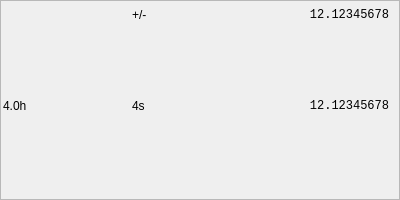
Qt form market.ui (frans-fuerst/ticker) before a commit.
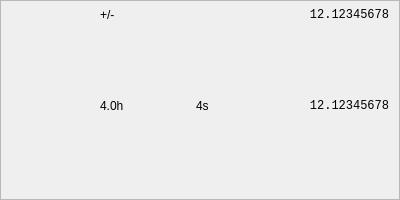
The same form after that commit.

Commit message: show coin names

```diff
--- a/market.ui
+++ b/market.ui
@@ -61,7 +61,7 @@
         <property name="spacing">
          <number>0</number>
         </property>
-        <item row="0" column="2">
+        <item row="0" column="3">
          <widget class="QLabel" name="lbl_rate_vema">
           <property name="font">
            <font>
@@ -78,6 +78,50 @@
           </property>
          </widget>
         </item>
+        <item row="1" column="3">
+         <widget class="QLabel" name="lbl_rate">
+          <property name="font">
+           <font>
+            <family>Monospace</family>
+            <weight>50</weight>
+            <bold>false</bold>
+           </font>
+          </property>
+          <property name="text">
+           <string>12.12345678</string>
+          </property>
+          <property name="alignment">
+           <set>Qt::AlignRight|Qt::AlignTrailing|Qt::AlignVCenter</set>
+          </property>
+         </widget>
+        </item>
+        <item row="1" column="1">
+         <widget class="QLabel" name="lbl_duration">
+          <property name="text">
+           <string>4.0h</string>
+          </property>
+         </widget>
+        </item>
+        <item row="1" column="2">
+         <widget class="QLabel" name="lbl_age">
+          <property name="text">
+           <string>4s</string>
+          </property>
+         </widget>
+        </item>
+        <item row="1" column="0">
+         <widget class="QLabel" name="lbl_currencies">
+          <property name="font">
+           <font>
+            <family>PT Sans Narrow</family>
+            <pointsize>9</pointsize>
+           </font>
+          </property>
+          <property name="text">
+           <string/>
+          </property>
+         </widget>
+        </item>
         <item row="0" column="0">
          <widget class="QLabel" name="lbl_market">
           <property name="maximumSize">
@@ -97,38 +141,7 @@
           </property>
          </widget>
         </item>
-        <item row="1" column="2">
-         <widget class="QLabel" name="lbl_rate">
-          <property name="font">
-           <font>
-            <family>Monospace</family>
-            <weight>50</weight>
-            <bold>false</bold>
-           </font>
-          </property>
-          <property name="text">
-           <string>12.12345678</string>
-          </property>
-          <property name="alignment">
-           <set>Qt::AlignRight|Qt::AlignTrailing|Qt::AlignVCenter</set>
-          </property>
-         </widget>
-        </item>
-        <item row="1" column="0">
-         <widget class="QLabel" name="lbl_duration">
-          <property name="text">
-           <string>4.0h</string>
-          </property>
-         </widget>
-        </item>
-        <item row="1" column="1">
-         <widget class="QLabel" name="lbl_age">
-          <property name="text">
-           <string>4s</string>
-          </property>
-         </widget>
-        </item>
-        <item row="0" column="1">
+        <item row="0" column="1" colspan="2">
          <widget class="QLabel" name="lbl_trend">
           <property name="text">
            <string>+/-</string>
```
The commit also changes 2 other files.
